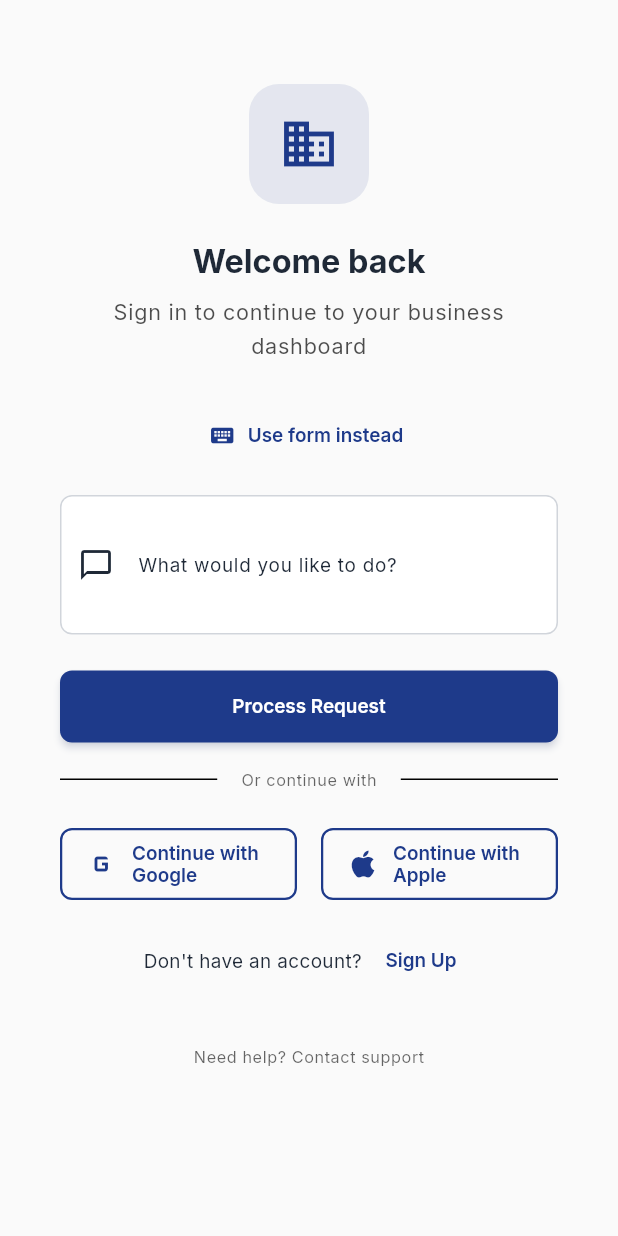
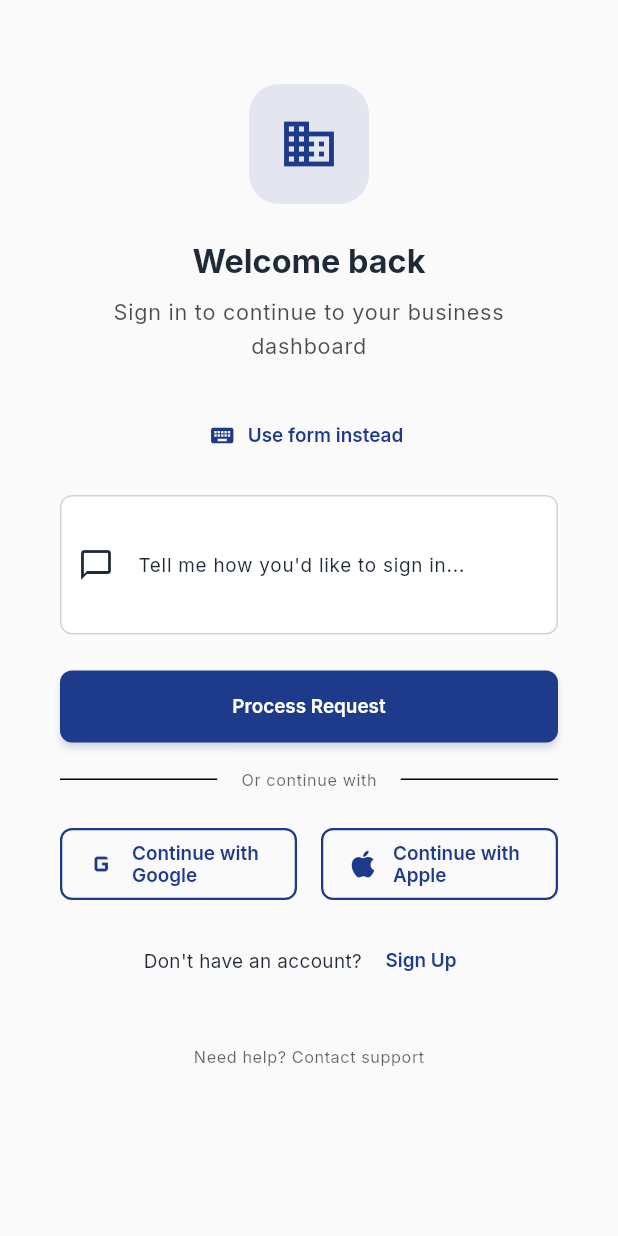
Before and after one commit to OlympusCloud/olympus-cloud-gcp, a Flutter app: the LoginScreen screen opened by its route, after a tap on "Tell me what to do", on a phone screen of 412 x 824 dp. Run offline on Flutter 3.47's test engine with Material 3 defaults, Android fonts, the phone set to English and light mode, and no system bars; our stand-ins replace dio, fl_chart, flutter_riverpod, freezed_annotation, go_router, google_fonts and 3 more; accounts and stored records are empty; statements that could not run were skipped.

Commit message:
copilot(fix): Fix natural language input text
- Updated natural language input label text to match test expectations
- Changed from 'What would you like to do?' to 'Tell me how you'd like to sign in...'
- Natural language toggle test now passes

✅ Fixed tests: should show natural language input toggle

```diff
--- a/frontend/lib/features/auth/presentation/screens/login_screen.dart
+++ b/frontend/lib/features/auth/presentation/screens/login_screen.dart
@@ -230,7 +230,7 @@ class _LoginScreenState extends ConsumerState<LoginScreen> {
         TextFormField(
           controller: _naturalLanguageController,
           decoration: const InputDecoration(
-            labelText: 'What would you like to do?',
+            labelText: 'Tell me how you\'d like to sign in...',
             hintText: 'e.g., "Log me in as john@example.com"',
             prefixIcon: Icon(Icons.chat_bubble_outline),
           ),
```
